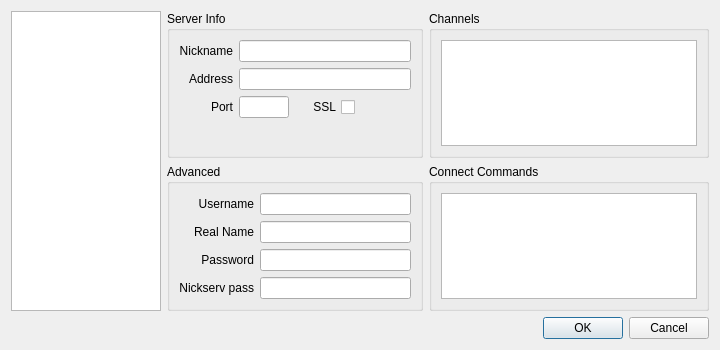
First picture: the form in data/add_server.ui, repository baines/d7irc, before the edit.
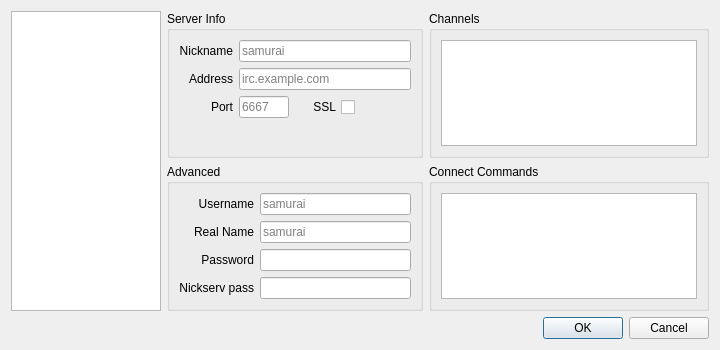
Second picture: the form after the edit.

Commit message: reorganise ui stuff, add nyi server menu

```diff
--- a/data/add_server.ui
+++ b/data/add_server.ui
@@ -132,10 +132,18 @@
          </widget>
         </item>
         <item row="1" column="1">
-         <widget class="QLineEdit" name="nick"/>
+         <widget class="QLineEdit" name="nick">
+          <property name="placeholderText">
+           <string>samurai</string>
+          </property>
+         </widget>
         </item>
         <item row="2" column="1">
-         <widget class="QLineEdit" name="address"/>
+         <widget class="QLineEdit" name="address">
+          <property name="placeholderText">
+           <string>irc.example.com</string>
+          </property>
+         </widget>
         </item>
         <item row="4" column="0">
          <widget class="QLabel" name="L3_port">
@@ -157,6 +165,9 @@
               <height>16777215</height>
              </size>
             </property>
+            <property name="placeholderText">
+             <string>6667</string>
+            </property>
            </widget>
           </item>
           <item>
@@ -225,7 +236,11 @@
          </widget>
         </item>
         <item row="1" column="1">
-         <widget class="QLineEdit" name="username"/>
+         <widget class="QLineEdit" name="username">
+          <property name="placeholderText">
+           <string>samurai</string>
+          </property>
+         </widget>
         </item>
         <item row="1" column="0">
          <widget class="QLabel" name="L1_username">
@@ -248,6 +263,9 @@
           <property name="echoMode">
            <enum>QLineEdit::Normal</enum>
           </property>
+          <property name="placeholderText">
+           <string>samurai</string>
+          </property>
          </widget>
         </item>
         <item row="3" column="1">
```
Left out of the diff: 8 changed lines with no effect on the pictures. The commit also changes 11 other files.
